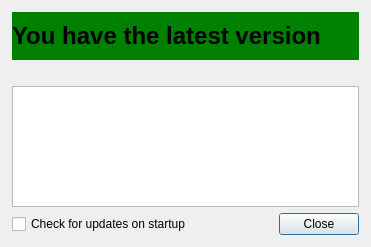
Before: the Qt Designer form launcher/updatedialog_moc.ui in vcmi/vcmi, drawn with Qt 5.
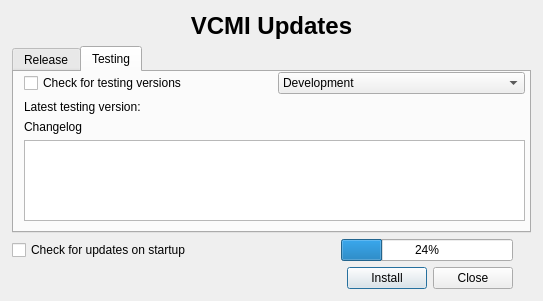
After: the same form once the commit is applied.

```diff
--- a/launcher/updatedialog_moc.ui
+++ b/launcher/updatedialog_moc.ui
@@ -6,8 +6,8 @@
    <rect>
     <x>0</x>
     <y>0</y>
-    <width>371</width>
-    <height>247</height>
+    <width>543</width>
+    <height>301</height>
    </rect>
   </property>
   <property name="sizePolicy">
@@ -38,51 +38,177 @@
    <property name="bottomMargin">
     <number>12</number>
    </property>
-   <item row="0" column="0" colspan="5">
-    <widget class="QLabel" name="versionLabel">
+   <item row="2" column="0" colspan="7">
+    <widget class="QTabWidget" name="tabWidget">
+     <property name="currentIndex">
+      <number>1</number>
+     </property>
+     <widget class="QWidget" name="tab">
+      <attribute name="title">
+       <string>Release</string>
+      </attribute>
+      <widget class="QWidget" name="gridLayoutWidget">
+       <property name="geometry">
+        <rect>
+         <x>10</x>
+         <y>0</y>
+         <width>501</width>
+         <height>151</height>
+        </rect>
+       </property>
+       <layout class="QGridLayout" name="gridLayout_2">
+        <item row="0" column="0">
+         <widget class="QLabel" name="titleRelease">
+          <property name="text">
+           <string>Latest release build:</string>
+          </property>
+         </widget>
+        </item>
+        <item row="0" column="1">
+         <widget class="QLabel" name="releaseVersion">
+          <property name="text">
+           <string/>
+          </property>
+          <property name="alignment">
+           <set>Qt::AlignmentFlag::AlignRight|Qt::AlignmentFlag::AlignTrailing|Qt::AlignmentFlag::AlignVCenter</set>
+          </property>
+         </widget>
+        </item>
+        <item row="1" column="0" colspan="2">
+         <widget class="QLabel" name="releaseChangelogTitle">
+          <property name="text">
+           <string>Changelog</string>
+          </property>
+          <property name="alignment">
+           <set>Qt::AlignmentFlag::AlignLeading|Qt::AlignmentFlag::AlignLeft|Qt::AlignmentFlag::AlignVCenter</set>
+          </property>
+         </widget>
+        </item>
+        <item row="2" column="0" colspan="2">
+         <widget class="QTextBrowser" name="releaseChangelog"/>
+        </item>
+       </layout>
+      </widget>
+     </widget>
+     <widget class="QWidget" name="tab_2">
+      <attribute name="title">
+       <string>Testing</string>
+      </attribute>
+      <widget class="QWidget" name="gridLayoutWidget_2">
+       <property name="geometry">
+        <rect>
+         <x>10</x>
+         <y>0</y>
+         <width>501</width>
+         <height>149</height>
+        </rect>
+       </property>
+       <layout class="QGridLayout" name="gridLayout_3">
+        <item row="5" column="1">
+         <widget class="QLabel" name="testingVersion">
+          <property name="text">
+           <string/>
+          </property>
+          <property name="alignment">
+           <set>Qt::AlignmentFlag::AlignRight|Qt::AlignmentFlag::AlignTrailing|Qt::AlignmentFlag::AlignVCenter</set>
+          </property>
+         </widget>
+        </item>
+        <item row="5" column="0">
+         <widget class="QLabel" name="titleTesting">
+          <property name="text">
+           <string>Latest testing version:</string>
+          </property>
+         </widget>
+        </item>
+        <item row="4" column="0">
+         <widget class="QCheckBox" name="testingBuilds">
+          <property name="text">
+           <string>Check for testing versions</string>
+          </property>
+         </widget>
+        </item>
+        <item row="4" column="1">
+         <widget class="QComboBox" name="buildChannel">
+          <item>
+           <property name="text">
+            <string notr="true">Development</string>
+           </property>
+          </item>
+          <item>
+           <property name="text">
+            <string notr="true">Beta</string>
+           </property>
+          </item>
+         </widget>
+        </item>
+        <item row="6" column="0" colspan="2">
+         <widget class="QLabel" name="testingChangelogTitle">
+          <property name="text">
+           <string>Changelog</string>
+          </property>
+          <property name="alignment">
+           <set>Qt::AlignmentFlag::AlignLeading|Qt::AlignmentFlag::AlignLeft|Qt::AlignmentFlag::AlignVCenter</set>
+          </property>
+         </widget>
+        </item>
+        <item row="7" column="0" colspan="2">
+         <widget class="QTextBrowser" name="testingChangelog"/>
+        </item>
+       </layout>
+      </widget>
+     </widget>
+    </widget>
+   </item>
+   <item row="8" column="2">
+    <widget class="QPushButton" name="installButton">
      <property name="sizePolicy">
-      <sizepolicy hsizetype="Expanding" vsizetype="Fixed">
+      <sizepolicy hsizetype="Preferred" vsizetype="Fixed">
        <horstretch>0</horstretch>
        <verstretch>0</verstretch>
       </sizepolicy>
      </property>
-     <property name="minimumSize">
-      <size>
-       <width>0</width>
-       <height>48</height>
-      </size>
+     <property name="text">
+      <string>Install</string>
      </property>
+    </widget>
+   </item>
+   <item row="8" column="0">
+    <widget class="QLabel" name="downloadLink">
+     <property name="sizePolicy">
+      <sizepolicy hsizetype="Expanding" vsizetype="Preferred">
+       <horstretch>0</horstretch>
+       <verstretch>0</verstretch>
+      </sizepolicy>
+     </property>
+     <property name="text">
+      <string/>
+     </property>
+     <property name="openExternalLinks">
+      <bool>true</bool>
+     </property>
+     <property name="textInteractionFlags">
+      <set>Qt::TextInteractionFlag::TextBrowserInteraction</set>
+     </property>
+    </widget>
+   </item>
+   <item row="0" column="0" colspan="7">
+    <widget class="QLabel" name="title">
      <property name="font">
       <font>
        <pointsize>18</pointsize>
        <bold>true</bold>
       </font>
      </property>
-     <property name="autoFillBackground">
-      <bool>false</bool>
-     </property>
-     <property name="styleSheet">
-      <string notr="true">QLabel {background-color: green; color : black} </string>
-     </property>
-     <property name="frameShadow">
-      <enum>QFrame::Raised</enum>
-     </property>
      <property name="text">
-      <string>You have the latest version</string>
+      <string>VCMI Updates</string>
      </property>
-    </widget>
-   </item>
-   <item row="2" column="0" colspan="5">
-    <widget class="QPlainTextEdit" name="plainTextEdit">
-     <property name="readOnly">
-      <bool>true</bool>
+     <property name="alignment">
+      <set>Qt::AlignmentFlag::AlignCenter</set>
      </property>
-     <property name="plainText">
-      <string/>
-     </property>
     </widget>
    </item>
-   <item row="3" column="3" colspan="2">
+   <item row="8" column="3">
     <widget class="QPushButton" name="closeButton">
      <property name="sizePolicy">
       <sizepolicy hsizetype="Preferred" vsizetype="Fixed">
@@ -95,29 +221,17 @@
      </property>
     </widget>
    </item>
-   <item row="3" column="0" colspan="2">
+   <item row="3" column="0">
     <widget class="QCheckBox" name="checkOnStartup">
      <property name="text">
       <string>Check for updates on startup</string>
      </property>
     </widget>
    </item>
-   <item row="1" column="1">
-    <widget class="QLabel" name="downloadLink">
-     <property name="sizePolicy">
-      <sizepolicy hsizetype="Expanding" vsizetype="Preferred">
-       <horstretch>0</horstretch>
-       <verstretch>0</verstretch>
-      </sizepolicy>
-     </property>
-     <property name="text">
-      <string/>
-     </property>
-     <property name="openExternalLinks">
-      <bool>true</bool>
-     </property>
-     <property name="textInteractionFlags">
-      <set>Qt::TextBrowserInteraction</set>
+   <item row="3" column="1" colspan="3">
+    <widget class="QProgressBar" name="progressBar">
+     <property name="value">
+      <number>24</number>
      </property>
     </widget>
    </item>
```
